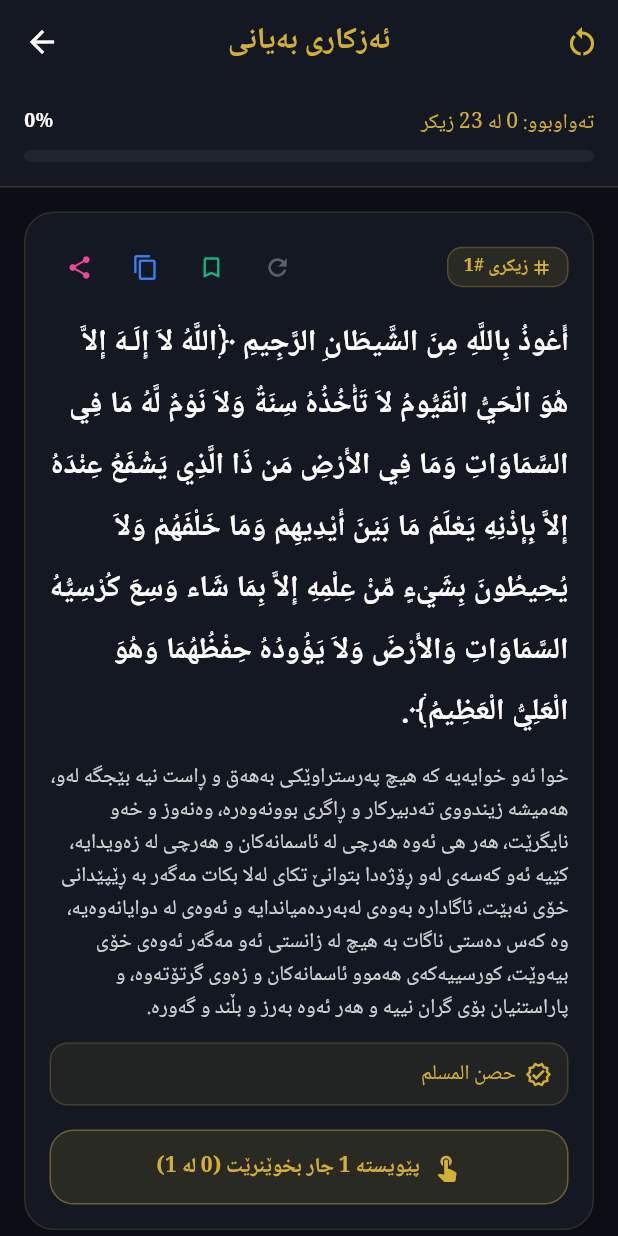
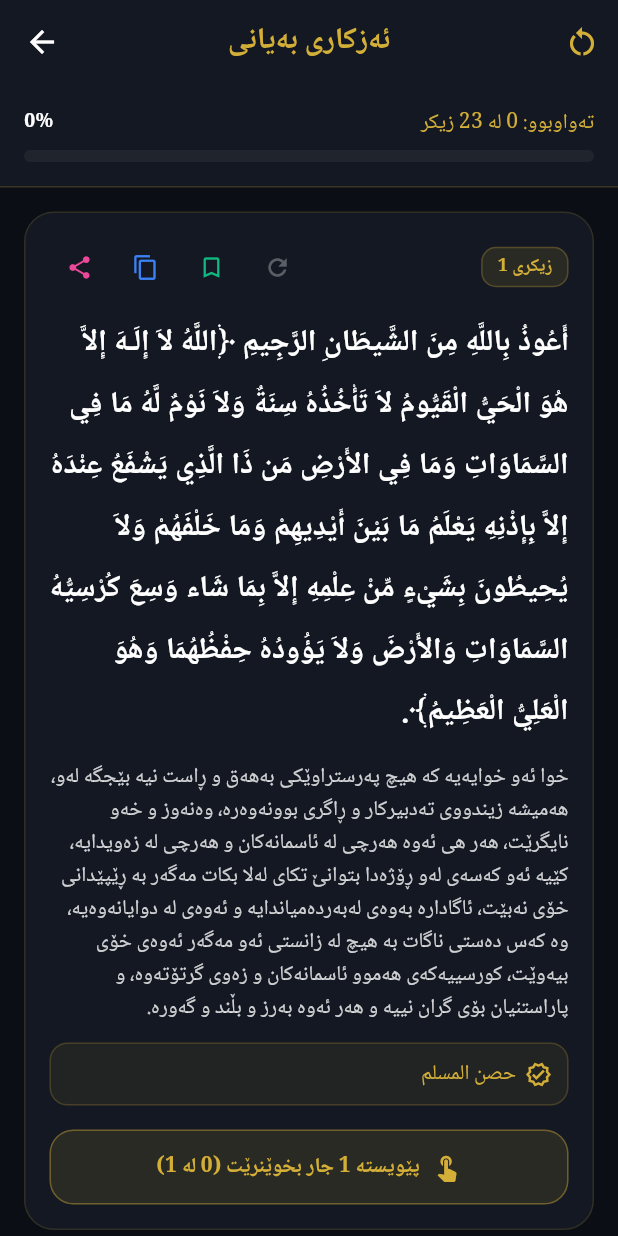
Before and after one commit to Marewan-mofaq/IslamicApp, a Flutter app: the screen it shows after launch, after a tap on "تێپەڕاندن", after a tap on "خوێندنەوەی زیکرەکانی بەیانی (ئێستا)", on a phone screen of 412 x 824 dp. Run offline on Flutter 3.47's test engine with Material 3 defaults, Android fonts, the phone set to English and light mode, and no system bars; our stand-ins replace adhan, audio_service, audioplayers, flutter_compass, flutter_local_notifications, flutter_riverpod and 6 more; missing offline and left inert: home_widget; Roboto replaces fonts that are missing (Amiri).

Commit message:
Remove '#' symbol and tag icon from adhkar counters

```diff
--- a/lib/screens/hadith_adhkar_screen.dart
+++ b/lib/screens/hadith_adhkar_screen.dart
@@ -486,16 +486,13 @@ class _AdhkarDetailsScreenState extends ConsumerState<AdhkarDetailsScreen> {
                                               if (isCompleted) ...[
                                                 const Icon(Icons.check_circle, size: 14, color: Color(0xFF10B981)),
                                                 const SizedBox(width: 4),
-                                              ] else ...[
-                                                Icon(Icons.tag, size: 14, color: Theme.of(context).colorScheme.primary),
-                                                const SizedBox(width: 2),
                                               ],
                                               Text(
                                                 settings.language == 'en'
-                                                    ? 'Dhikr #${index + 1}'
+                                                    ? 'Dhikr ${index + 1}'
                                                     : settings.language == 'ar'
-                                                        ? 'الذكر #${index + 1}'
-                                                        : 'زیکری #${index + 1}',
+                                                        ? 'الذكر ${index + 1}'
+                                                        : 'زیکری ${index + 1}',
                                                 style: TextStyle(
                                                   color: isCompleted ? const Color(0xFF10B981) : Theme.of(context).colorScheme.primary,
                                                   fontFamily: 'Rabar',
```
